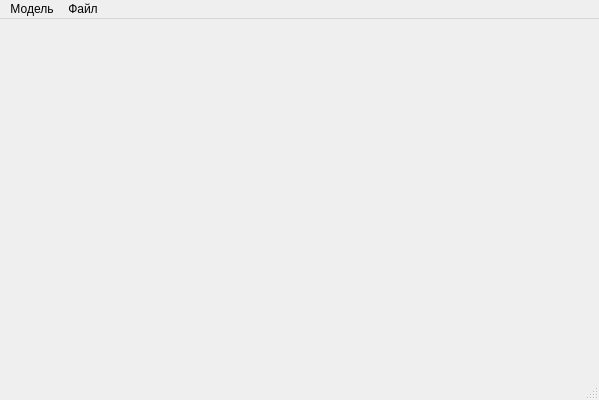
First picture: the form in PneumocylinderConfigurator/MainWindow.ui, repository maxchistt/PneumocylinderConfigurator, before the edit.
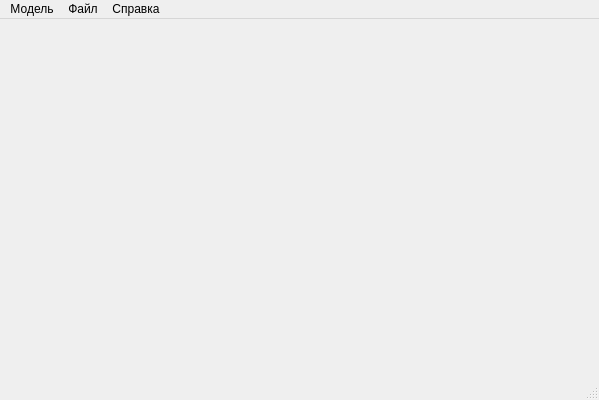
Second picture: the form after the edit. Icons and pictures are not drawn.

Commit message: about, why not :)

Diff of the .ui file:
```diff
--- a/PneumocylinderConfigurator/MainWindow.ui
+++ b/PneumocylinderConfigurator/MainWindow.ui
@@ -41,8 +41,16 @@
     <addaction name="action_open"/>
     <addaction name="action_save"/>
    </widget>
+   <widget class="QMenu" name="menu_3">
+    <property name="title">
+     <string>Справка</string>
+    </property>
+    <addaction name="action_about"/>
+    <addaction name="action_aboutqt"/>
+   </widget>
    <addaction name="menu"/>
    <addaction name="menu_2"/>
+   <addaction name="menu_3"/>
   </widget>
   <widget class="QStatusBar" name="statusBar"/>
   <action name="action_build_pneumocyl">
```
Left out of the diff: 10 changed lines with no effect on the pictures. The commit also changes 2 other files.
